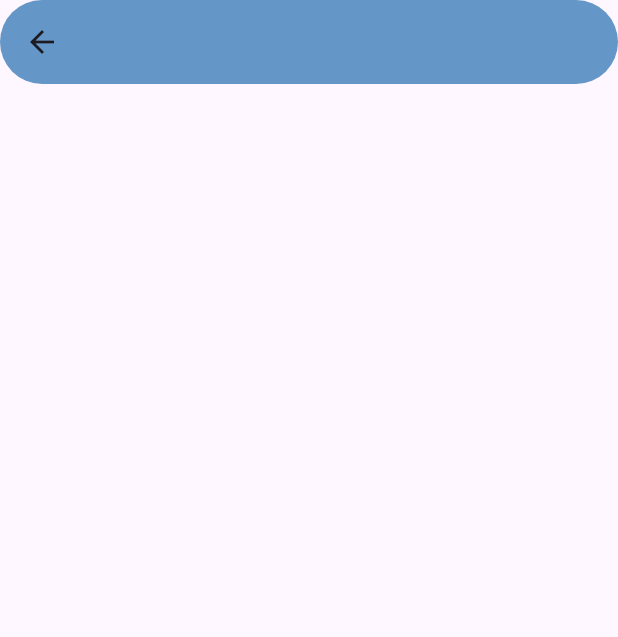
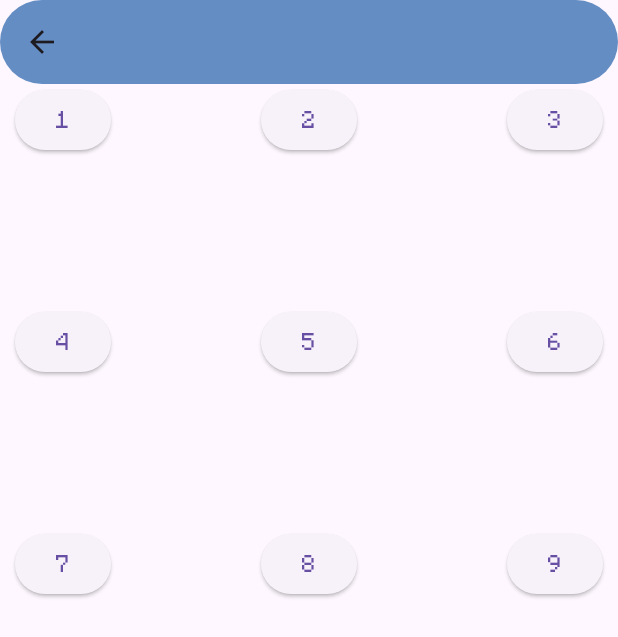
Before and after one commit to KahanaEnder/learning_app, a Flutter app: the screen it shows after launch, after a tap on the "account box" icon, on a phone screen of 412 x 824 dp. Shown: the top 637 px of the screen. Run offline on Flutter 3.47's test engine with Material 3 defaults, Android fonts, the phone set to English and light mode, and no system bars; network calls fail.

```diff
--- a/lib/main.dart
+++ b/lib/main.dart
@@ -57,7 +57,7 @@ class _ThirdAppState extends State<ThirdApp> { //Estado del widget
     Navigator.of(context).push(MaterialPageRoute(builder: (context) => MiWidget())); //Navegación simplemente con push
   }
 
-  void _otrafuncion ()  {
+  void _otraFuncion()  {
     Navigator.of(context).push(MaterialPageRoute(builder: (context) => MiWidgetEstatico())); //Navegación con push sirve a baja escalabilidad
 
   }
@@ -72,10 +72,7 @@ class _ThirdAppState extends State<ThirdApp> { //Estado del widget
   Widget build(BuildContext context) {
     return Scaffold(
       backgroundColor: Colors.purple[900],
-      body: Stack(
-        fit: StackFit.expand,
-        alignment: Alignment.center,
-        children: [SingleChildScrollView(
+      body: SingleChildScrollView(
           child: Center(
             child: Column(
               children: [
@@ -84,7 +81,7 @@ class _ThirdAppState extends State<ThirdApp> { //Estado del widget
                 tooltip: "Ir a siguiente pagina",
                 onPressed:() {
                   _function();
-                    _otrafuncion();
+                  _otraFuncion();
                 },
                 icon: Icon(Icons.account_box, color: Colors.purple[900]),
                 label: Text(
@@ -106,45 +103,35 @@ class _ThirdAppState extends State<ThirdApp> { //Estado del widget
               Container(
                 height: 500,
                 width: 500,
-                  decoration: BoxDecoration(color: Colors.amber,shape: BoxShape.rectangle,border: Border.symmetric(),gradient: LinearGradient(colors: [Colors.amber,Colors.white  ])),
-                  child: Hero(
-                    tag: "adventure-time-image",
+                decoration: BoxDecoration(
+                  color: Colors.amber,
+                  shape: BoxShape.rectangle,
+                  border: Border.symmetric(),
+                  ),
                 child: GestureDetector(
                   onDoubleTap: _changeScreen,
                   child: Image(
                     image:AssetImage(("assets/images/adtime.png")),
                     fit: BoxFit.scaleDown,
-                        width: 100,
-                        height: 100,
                     semanticLabel: "Soy una imagen de hora de aventura",
-                        ),
                     ),
                 ),
               ),
               Container(
                 height: 500,
                 width: 500,
-                  decoration: BoxDecoration(color: Colors.amber,shape: BoxShape.circle),
-                  child: SizedBox(
-                    width: 300,
-                    height: 300,
-                    child: Hero(
-                      tag: "flutter-example-image-2",
+                decoration: BoxDecoration(color: Colors.amber,shape: BoxShape.rectangle),
                 child: Image(
                   image:
                   NetworkImage("https://th.bing.com/th/id/OIP.S9ys_hBZMdBZzIOurhMTOwHaEK?rs=1&pid=ImgDetMain"),
-                        fit: BoxFit.cover,
-                        width: 200,
-                        height: 200,
-                        ),
-                    ),
+                  fit: BoxFit.scaleDown,
+                  width: 50,
+                  height: 50,
                   ),
               )
             ],
           ),
         ),
-        ),
-      ]
       ),
       persistentFooterButtons: [
         Center(
@@ -201,9 +188,53 @@ class MiWidgetEstatico extends StatelessWidget {
   Widget build(BuildContext context) {
     return  Scaffold(
       appBar: AppBar(
+        title: Title(title :"Widget Estatico",color:(Colors.amber), child: Text("Widget Estatico")),
         backgroundColor: Color.fromARGB(255, 100, 150, 200),
         shape: StadiumBorder(),
-
+        elevation: 10,
+        centerTitle: true,
+        titleSpacing: 200,
+      ),
+      body: Center(
+        child: Column(
+          spacing: 100,
+          children: [Row(
+            spacing: 100,
+            mainAxisAlignment: MainAxisAlignment.center,
+            children: [
+              ElevatedButton(onPressed: () {},
+              child: Text("1")),
+              ElevatedButton(onPressed: () {},
+              child: Text("2")),
+              ElevatedButton(onPressed: () {},
+              child: Text("3")),
+            ],
+          ),
+          Row(
+            spacing: 100,
+            mainAxisAlignment: MainAxisAlignment.center,
+            children: [
+              ElevatedButton(onPressed: () {},
+              child: Text("4")),
+              ElevatedButton(onPressed: () {},
+              child: Text("5")),
+              ElevatedButton(onPressed: () {},
+              child: Text("6")),
+            ],
+          ),
+          Row(
+            spacing: 100,
+            mainAxisAlignment: MainAxisAlignment.center,
+            children: [
+              ElevatedButton(onPressed: () {},
+              child: Text("7")),
+              ElevatedButton(onPressed: () {},
+              child: Text("8")),
+              ElevatedButton(onPressed: () {},
+              child: Text("9")),
+            ],
+          ),],
+        ),
       ),
     );
   }
```
Lines whose indentation alone changed are shown as unchanged.
